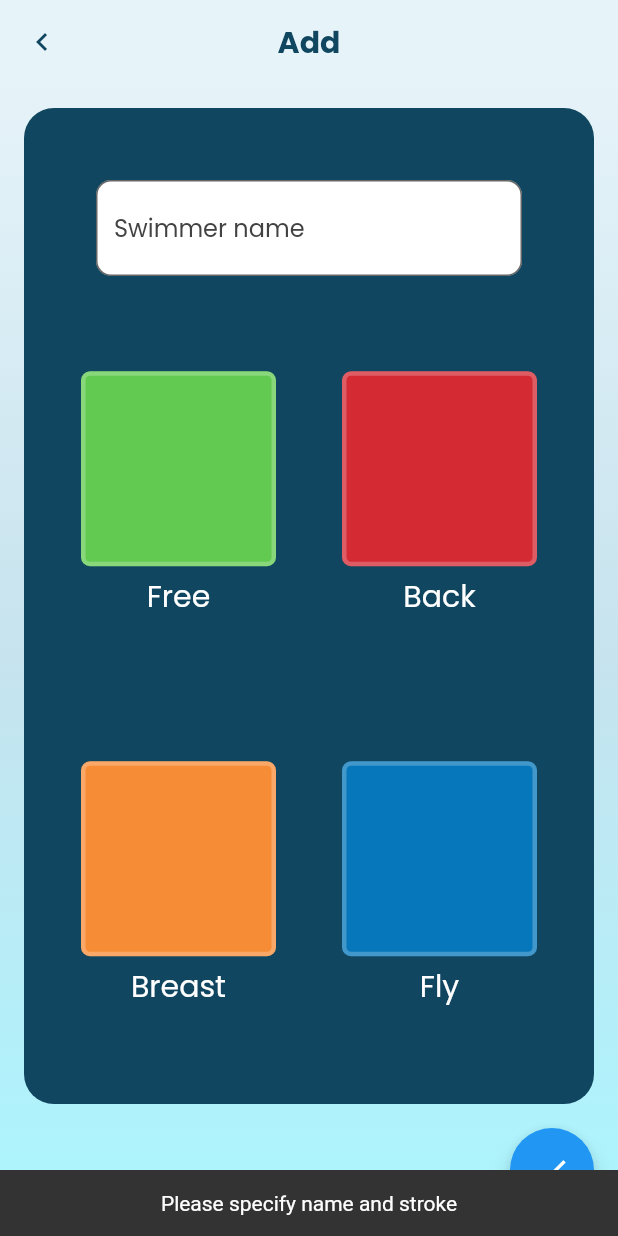
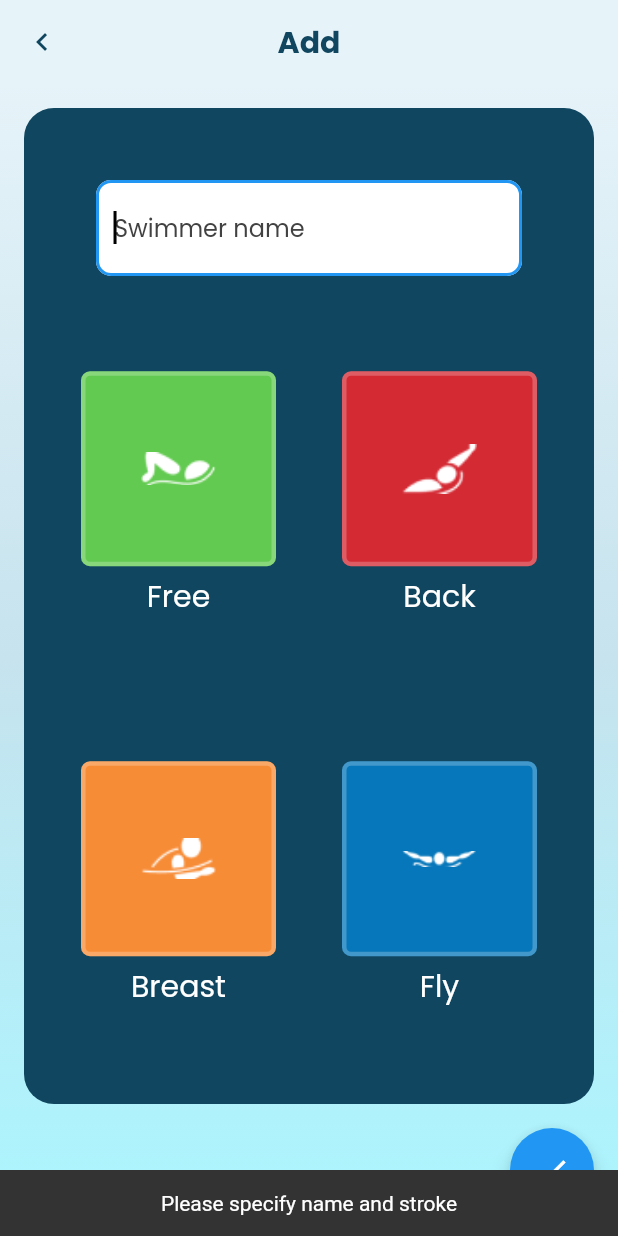
Before and after one commit to pfranz1/swim_timer, a Flutter app: the AddSwimmerPage screen opened directly with empty values, after a tap on the "check" icon, on a phone screen of 412 x 824 dp. Run offline on Flutter 3.47's test engine with Material 2 defaults, Android fonts, the phone set to English and light mode, and no system bars; our stand-ins replace equatable, firebase_core, firebase_database, flutter_bloc, flutter_keyboard_visibility, go_router and 3 more; missing offline and left inert: animated_digit, sorted_list; accounts and stored records are empty.

Commit message:
improve add page

```diff
--- a/lib/pages/practice/starter/add/add_page.dart
+++ b/lib/pages/practice/starter/add/add_page.dart
@@ -1,6 +1,7 @@
 import 'dart:math';
 
 import 'package:flutter/material.dart';
+import 'package:flutter_keyboard_visibility/flutter_keyboard_visibility.dart';
 import 'package:practice_api/practice_api.dart';
 import 'package:entities/entities.dart';
 import 'package:practice_repository/practice_repository.dart';
@@ -47,10 +48,17 @@ class _AddSwimmerPageState extends State<AddSwimmerPage> {
 
   void _handleAddTap() async {
     if (_nameController.value.text.isNotEmpty && selectedStroke != null) {
+      final scaffoldMessenger = ScaffoldMessenger.of(context);
+
       await context.read<PracticeRepository>().addSwimmer(
           Swimmer(name: _nameController.text, stroke: selectedStroke));
 
-      ScaffoldMessenger.of(context).showSnackBar(SnackBar(
+      context.go(widget.backLocation);
+
+      // So the snack bar appears after navigation
+      await Future.delayed(Duration(milliseconds: 150));
+
+      scaffoldMessenger.showSnackBar(SnackBar(
         content: Row(
           children: [
             Text(
@@ -61,10 +69,11 @@ class _AddSwimmerPageState extends State<AddSwimmerPage> {
         duration: snackBarDuration,
       ));
 
-      setState(() {
-        selectedStroke = null;
-        _nameController.clear();
-      });
+      // setState(() {
+      //   selectedStroke = null;
+      //   _nameController.clear();
+      // });
+
     } else {
       ScaffoldMessenger.of(context).showSnackBar(SnackBar(
         content: Row(
@@ -122,10 +131,16 @@ class _AddSwimmerPageState extends State<AddSwimmerPage> {
               )),
         ),
         backgroundColor: Theme.of(context).backgroundColor,
-        body: Container(
+        body: GestureDetector(
+          onTap: () => FocusScope.of(context).requestFocus(new FocusNode()),
+          child: Container(
             decoration: BoxDecoration(
               gradient: LinearGradient(
-              colors: [Color(0xFFE6F3F9), Color(0xFFC6E3EE), Color(0xFFAAF6FF)],
+                colors: [
+                  Color(0xFFE6F3F9),
+                  Color(0xFFC6E3EE),
+                  Color(0xFFAAF6FF)
+                ],
                 begin: Alignment.topCenter,
                 end: Alignment.bottomCenter,
               ),
@@ -163,10 +178,15 @@ class _AddSwimmerPageState extends State<AddSwimmerPage> {
                                   // Enabled when adding
                                   enabled: widget.editSwimmer == null,
                                   controller: _nameController,
+                                  autofocus: true,
+                                  keyboardType: TextInputType.name,
+                                  textInputAction: TextInputAction.next,
+                                  onFieldSubmitted: (_) => _handleAddTap(),
                                   cursorColor: Colors.black,
                                   decoration: InputDecoration(
                                       border: OutlineInputBorder(
-                                      borderRadius: BorderRadius.circular(10.0),
+                                        borderRadius:
+                                            BorderRadius.circular(10.0),
                                       ),
                                       filled: true,
                                       hintStyle:
@@ -183,7 +203,8 @@ class _AddSwimmerPageState extends State<AddSwimmerPage> {
                                   padding: const EdgeInsets.all(16.0),
                                   child: Column(
                                     mainAxisAlignment: MainAxisAlignment.center,
-                                  crossAxisAlignment: CrossAxisAlignment.start,
+                                    crossAxisAlignment:
+                                        CrossAxisAlignment.start,
                                     children: [
                                       Expanded(
                                         child: Row(
@@ -264,6 +285,7 @@ class _AddSwimmerPageState extends State<AddSwimmerPage> {
             //     // context.go(backLocation);
             //   },
             // ),
+          ),
         ));
   }
 }
@@ -274,6 +296,7 @@ class StrokeTile extends StatelessWidget {
       required this.stroke,
       required this.isActive,
       required this.onTap}) {
+    icon = AssetImage(strokeIconPaths[stroke]!);
     switch (stroke) {
       case Stroke.FREE_STYLE:
         color = Color(0xFF62CA50);
@@ -295,6 +318,14 @@ class StrokeTile extends StatelessWidget {
     }
   }
 
+  //TODO: Centralize this information (forgive my sins lol)
+  final Map<Stroke, String> strokeIconPaths = const {
+    Stroke.FREE_STYLE: "assets/images/freestyle_w.png",
+    Stroke.BACK_STROKE: "assets/images/backstroke_w.png",
+    Stroke.BREAST_STROKE: "assets/images/breaststroke_w.png",
+    Stroke.BUTTERFLY: "assets/images/butterfly_w.png",
+  };
+
   final Stroke stroke;
   final bool isActive;
 
@@ -302,19 +333,75 @@ class StrokeTile extends StatelessWidget {
 
   late final Color color;
   late final String strokeName;
+  late final AssetImage icon;
+
+  static const double padding = 4.0;
+  static const double iconSize = 30;
+  static const double iconSizeGrow = 20;
+  static const double cardSizeGrow = 30;
 
   @override
   Widget build(BuildContext context) {
+    // return Container(
+    //   child: Text(strokeName),
+    // );
+    // return LayoutBuilder(
+    //   builder: (context, constraints) {
+    //     return Padding(
+    //       padding: const EdgeInsets.all(padding),
+    //       child: Container(
+    //         height: (constraints.maxWidth - (2 * padding)) / 2,
+    //         width: (constraints.maxWidth - (2 * padding)) / 2,
+    //         decoration: BoxDecoration(color: color),
+    //         child: Padding(
+    //           padding: const EdgeInsets.all(4.0),
+    //           child: Column(
+    //             mainAxisAlignment: MainAxisAlignment.center,
+    //             mainAxisSize: MainAxisSize.min,
+    //             children: [
+    //               SizedBox(
+    //                 height: 30,
+    //                 width: 30,
+    //                 child: Image(
+    //                   image: icon,
+    //                   fit: BoxFit.fitWidth,
+    //                 ),
+    //               ),
+    //               const SizedBox(
+    //                 width: 5,
+    //               ),
+    //               FittedBox(
+    //                 fit: BoxFit.contain,
+    //                 clipBehavior: Clip.hardEdge,
+    //                 child: Text(
+    //                   strokeName,
+    //                   textAlign: TextAlign.center,
+    //                   style: TextStyle(
+    //                       color: Colors.white,
+    //                       fontWeight:
+    //                           isActive ? FontWeight.w600 : FontWeight.w500,
+    //                       fontSize: 12,
+    //                       overflow: TextOverflow.fade),
+    //                 ),
+    //               ),
+    //             ],
+    //           ),
+    //         ),
+    //       ),
+    //     );
+    //   },
+    // );
+
+    return KeyboardVisibilityBuilder(builder: (context, isKeyboardVis) {
       return LayoutBuilder(builder: (context, constraints) {
-      if (MediaQuery.of(context).viewInsets.bottom == 0) {
+        final double tileMainDimension = min(
+            max(min(constraints.maxWidth, constraints.maxHeight) / 2, 50), 150);
         return Column(
           mainAxisAlignment: MainAxisAlignment.center,
           children: [
-            SizedBox.square(
-                dimension: min(
-                    max(min(constraints.maxWidth, constraints.maxHeight) / 2,
-                        50),
-                    150),
+            SizedBox(
+                height: tileMainDimension,
+                width: tileMainDimension + (isKeyboardVis ? cardSizeGrow : 0),
                 child: GestureDetector(
                   onTap: () => onTap(stroke),
                   child: DecoratedBox(
@@ -324,51 +411,65 @@ class StrokeTile extends StatelessWidget {
                             color: isActive ? Colors.white38 : Colors.white24,
                             width: isActive ? 8.0 : 3.0),
                         borderRadius: BorderRadius.all(Radius.circular(6.0))),
-                    child: null,
+                    child: Padding(
+                      padding: const EdgeInsets.all(4.0),
+                      child: Center(
+                        child: SizedBox.square(
+                          dimension:
+                              iconSize + (isKeyboardVis ? 0 : iconSizeGrow),
+                          child: Image(
+                            image: icon,
+                            fit: BoxFit.fitWidth,
+                          ),
+                        ),
+                      ),
+                    ),
                   ),
                 )),
+            if (isKeyboardVis == false)
               Padding(
                 padding: const EdgeInsets.only(top: 5.0),
                 child: Text(
                   strokeName,
                   style: Theme.of(context).textTheme.headline6?.copyWith(
                       color: Colors.white,
-                    fontWeight: isActive ? FontWeight.bold : FontWeight.normal),
+                      fontWeight:
+                          isActive ? FontWeight.bold : FontWeight.normal),
                   overflow: TextOverflow.fade,
                 ),
               ),
           ],
         );
-      } else {
-        return Column(
-          mainAxisAlignment: MainAxisAlignment.center,
-          children: [
-            Padding(
-              padding: const EdgeInsets.all(16.0),
-              child: SizedBox.expand(
-                  child: GestureDetector(
-                onTap: () => onTap(stroke),
-                child: DecoratedBox(
-                  decoration: BoxDecoration(
-                      color: color,
-                      border: Border.all(
-                          color: isActive ? Colors.white38 : Colors.white24,
-                          width: isActive ? 8.0 : 3.0),
-                      borderRadius: BorderRadius.all(Radius.circular(6.0))),
-                  child: Text(
-                    strokeName,
-                    style: Theme.of(context).textTheme.bodyMedium?.copyWith(
-                        color: Colors.white,
-                        fontWeight:
-                            isActive ? FontWeight.bold : FontWeight.normal),
-                    overflow: TextOverflow.fade,
-                  ),
-                ),
-              )),
-            ),
-          ],
-        );
-      }
+
+        //   return Column(
+        //     mainAxisAlignment: MainAxisAlignment.center,
+        //     children: [
+        //       Padding(
+        //         padding: const EdgeInsets.all(16.0),
+        //         child: SizedBox.expand(
+        //             child: GestureDetector(
+        //           onTap: () => onTap(stroke),
+        //           child: DecoratedBox(
+        //             decoration: BoxDecoration(
+        //                 color: color,
+        //                 border: Border.all(
+        //                     color: isActive ? Colors.white38 : Colors.white24,
+        //                     width: isActive ? 8.0 : 3.0),
+        //                 borderRadius: BorderRadius.all(Radius.circular(6.0))),
+        //             child: Text(
+        //               strokeName,
+        //               style: Theme.of(context).textTheme.bodyMedium?.copyWith(
+        //                   color: Colors.white,
+        //                   fontWeight:
+        //                       isActive ? FontWeight.bold : FontWeight.normal),
+        //               overflow: TextOverflow.fade,
+        //             ),
+        //           ),
+        //         )),
+        //       ),
+        //     ],
+        //   );
+      });
     });
   }
 }
--- a/pubspec.yaml
+++ b/pubspec.yaml
@@ -40,6 +40,7 @@ dependencies:
   go_router: ^5.0.5
   equatable: ^2.0.3
   animated_digit: ^3.2.1
+  flutter_keyboard_visibility: ^5.4.0
   intl: ^0.17.0
   shared_preferences: ^2.0.15
   local_storage_practice_api:
```
Also changed, not shown: pubspec.lock. Lines whose indentation alone changed are shown as unchanged.
